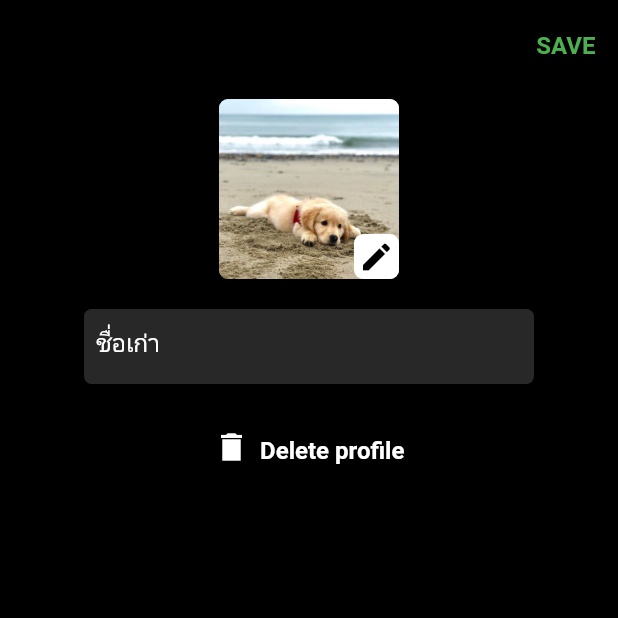
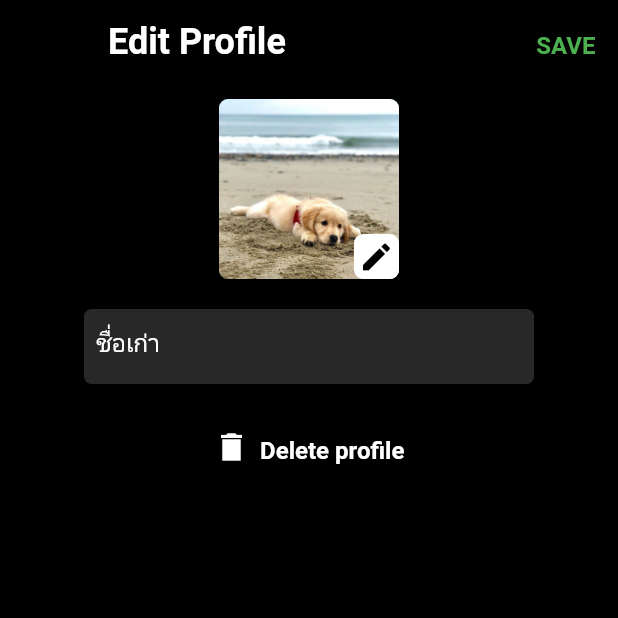
Before and after one commit to nitirod1/AppNetflix, a Flutter app: the ProfileUserPage screen opened directly, after a tap on the "edit" icon, on a phone screen of 412 x 824 dp, the top half of it. Run offline on Flutter 3.47's test engine with Material 2 defaults, Android fonts, the phone set to English and light mode, and no system bars; our stand-ins replace better_player, dio, flutter_icons, pin_code_fields, shared_preferences; accounts and stored records are empty; network calls fail.

Commit message:
fix colors Appbar
fix colors Appbar

```diff
--- a/Netflix/lib/pages/edit_profile_page.dart
+++ b/Netflix/lib/pages/edit_profile_page.dart
@@ -25,7 +25,8 @@ class _EditProfilePageState extends State<EditProfilePage> {
       elevation: 0,
       title: Text(
         "Edit Profile",
-        style: TextStyle(fontSize: 24, fontWeight: FontWeight.bold),
+        style: TextStyle(
+            fontSize: 24, fontWeight: FontWeight.bold, color: Colors.white),
       ),
       actions: [
         GestureDetector(
--- a/Netflix/lib/pages/profile_user.dart
+++ b/Netflix/lib/pages/profile_user.dart
@@ -25,7 +25,8 @@ class _ProfileUserPageState extends State<ProfileUserPage> {
       elevation: 0,
       title: Text(
         "Manage Profiles",
-        style: TextStyle(fontSize: 24, fontWeight: FontWeight.bold),
+        style: TextStyle(
+            fontSize: 24, fontWeight: FontWeight.bold, color: Colors.white),
       ),
     );
   }
--- a/Netflix/lib/pages/topbar_menu/movie_page.dart
+++ b/Netflix/lib/pages/topbar_menu/movie_page.dart
@@ -58,7 +58,8 @@ class _MoviePageState extends State<MoviePage> {
       elevation: 0,
       title: Text(
         "Movie",
-        style: TextStyle(fontSize: 24, fontWeight: FontWeight.bold),
+        style: TextStyle(
+            fontSize: 24, fontWeight: FontWeight.bold, color: Colors.white),
       ),
       actions: [
         IconButton(
--- a/Netflix/lib/pages/topbar_menu/mylist_page.dart
+++ b/Netflix/lib/pages/topbar_menu/mylist_page.dart
@@ -33,7 +33,8 @@ class _MylistPageState extends State<MylistPage> {
       elevation: 0,
       title: Text(
         "My List",
-        style: TextStyle(fontSize: 24, fontWeight: FontWeight.bold),
+        style: TextStyle(
+            fontSize: 24, fontWeight: FontWeight.bold, color: Colors.white),
       ),
       actions: [
         IconButton(
--- a/Netflix/lib/pages/topbar_menu/tvshows_page.dart
+++ b/Netflix/lib/pages/topbar_menu/tvshows_page.dart
@@ -59,7 +59,8 @@ class _TVShowsPageState extends State<TVShowsPage> {
       elevation: 0,
       title: Text(
         "TV Show",
-        style: TextStyle(fontSize: 24, fontWeight: FontWeight.bold),
+        style: TextStyle(
+            fontSize: 24, fontWeight: FontWeight.bold, color: Colors.white),
       ),
       actions: [
         IconButton(
```
Also changed, not shown: Netflix/lib/pages/profile_page.dart (+0 -7 lines), Netflix/lib/pages/video_player_page.dart (+6 -1 lines).
